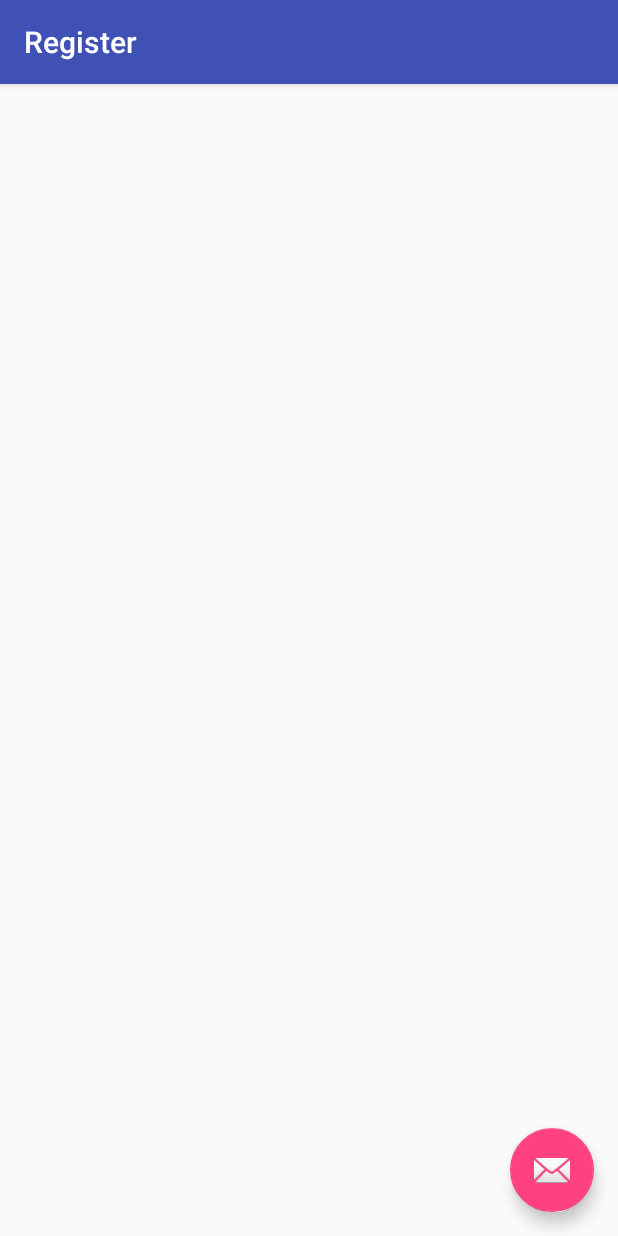
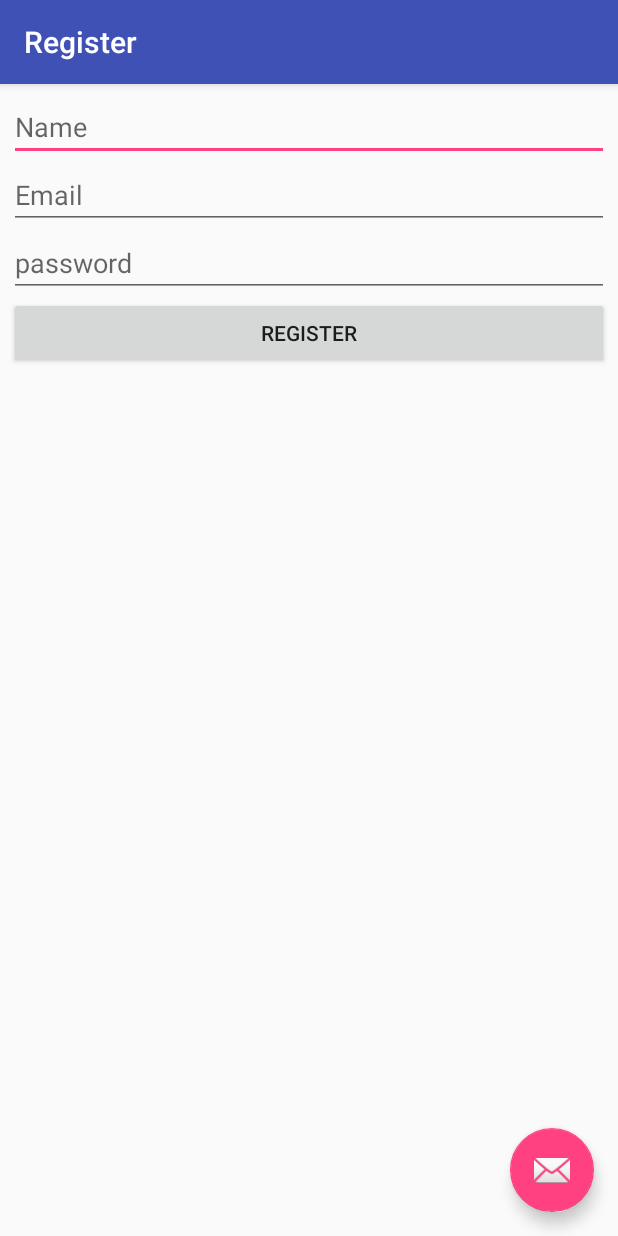
Before and after one commit to matiullah-karimi/Afghan-e-shopping, an Android app: the Register screen opened directly, with no data from a screen before it, on a phone screen of 412 x 824 dp. Run offline under Robolectric (Android 15) with nearby library versions, the phone set to English and light mode, and no system bars; libraries missing offline, so code that uses them is left out: com.loopj.android, cz.msebera.android.

Commit message:
register functionality added

```diff
--- a/app/src/main/java/com/matiullahkarimi/onlineshopping/Register.java
+++ b/app/src/main/java/com/matiullahkarimi/onlineshopping/Register.java
@@ -1,13 +1,25 @@
 package com.matiullahkarimi.onlineshopping;
 
+import android.content.Intent;
 import android.os.Bundle;
 import android.support.design.widget.FloatingActionButton;
 import android.support.design.widget.Snackbar;
 import android.support.v7.app.AppCompatActivity;
 import android.support.v7.widget.Toolbar;
 import android.view.View;
+import android.widget.*;
+
+import com.loopj.android.http.JsonHttpResponseHandler;
+
+import org.json.JSONObject;
+
+import cz.msebera.android.httpclient.Header;
 
 public class Register extends AppCompatActivity {
+
+    private Button btnRegister;
+    private EditText editName, editEmail, editPassword;
+    private Helper helper;
 
     @Override
     protected void onCreate(Bundle savedInstanceState) {
@@ -16,12 +28,55 @@ public class Register extends AppCompatActivity {
         Toolbar toolbar = (Toolbar) findViewById(R.id.toolbar);
         setSupportActionBar(toolbar);
 
-        FloatingActionButton fab = (FloatingActionButton) findViewById(R.id.fab);
-        fab.setOnClickListener(new View.OnClickListener() {
+        helper = new Helper();
+
+        btnRegister = (Button) findViewById(R.id.register_btn);
+        editName = (EditText) findViewById(R.id.name_edit);
+        editEmail = (EditText) findViewById(R.id.email_edit);
+        editPassword = (EditText) findViewById(R.id.password_edit);
+
+        final String name = editName.getText().toString();
+        final String email = editEmail.getText().toString();
+        final String password = editPassword.getText().toString();
+
+
+        btnRegister.setOnClickListener(new View.OnClickListener() {
             @Override
             public void onClick(View view) {
-                Snackbar.make(view, "Replace with your own action", Snackbar.LENGTH_LONG)
-                        .setAction("Action", null).show();
+                if(helper.isNetworkAvailable(Register.this)){
+                    register(name, email, password);
+                }
+                else {
+                    helper.toast(Register.this,"No internet connection");
+                }
+            }
+        });
+    }
+
+    private void register(String name, String email, String password) {
+        ProductClient clien = new ProductClient();
+        clien.register(name, email, password, new JsonHttpResponseHandler(){
+
+            @Override
+            public void onSuccess(int statusCode, Header[] headers, JSONObject response) {
+                super.onSuccess(statusCode, headers, response);
+
+                helper.toast(Register.this, "You have Registered Successfully");
+                Intent intent = new Intent(Register.this, Login.class);
+                startActivity(intent);
+            }
+
+            @Override
+            public void onFailure(int statusCode, Header[] headers, String responseString, Throwable throwable) {
+                super.onFailure(statusCode, headers, responseString, throwable);
+
+                helper.toast(Register.this, "Something went wrong");
+            }
+
+            @Override
+            public void onFailure(int statusCode, Header[] headers, Throwable throwable, JSONObject errorResponse) {
+                super.onFailure(statusCode, headers, throwable, errorResponse);
+                helper.toast(Register.this, "Something went wrong");
             }
         });
     }
--- a/app/src/main/res/layout/content_register.xml
+++ b/app/src/main/res/layout/content_register.xml
@@ -1,5 +1,5 @@
 <?xml version="1.0" encoding="utf-8"?>
-<RelativeLayout xmlns:android="http://schemas.android.com/apk/res/android"
+<LinearLayout xmlns:android="http://schemas.android.com/apk/res/android"
     xmlns:app="http://schemas.android.com/apk/res-auto"
     xmlns:tools="http://schemas.android.com/tools"
     android:layout_width="match_parent"
@@ -8,8 +8,38 @@
     android:paddingLeft="@dimen/activity_horizontal_margin"
     android:paddingRight="@dimen/activity_horizontal_margin"
     android:paddingTop="@dimen/activity_vertical_margin"
+    android:orientation="vertical"
     app:layout_behavior="@string/appbar_scrolling_view_behavior"
     tools:context="com.matiullahkarimi.onlineshopping.Register"
     tools:showIn="@layout/activity_register">
 
-</RelativeLayout>
+    <EditText
+        android:layout_width="match_parent"
+        android:layout_height="wrap_content"
+        android:inputType="textPersonName"
+        android:hint="Name"
+        android:ems="10"
+        android:id="@+id/name_edit" />
+
+    <EditText
+        android:layout_width="match_parent"
+        android:layout_height="wrap_content"
+        android:inputType="textEmailAddress"
+        android:ems="10"
+        android:hint="Email"
+        android:id="@+id/email_edit" />
+
+    <EditText
+        android:layout_width="match_parent"
+        android:layout_height="wrap_content"
+        android:inputType="textPassword"
+        android:ems="10"
+        android:hint="password"
+        android:id="@+id/password_edit" />
+
+    <Button
+        android:layout_width="match_parent"
+        android:layout_height="wrap_content"
+        android:text="Register"
+        android:id="@+id/register_btn" />
+</LinearLayout>
```
Also changed, not shown: app/src/main/java/com/matiullahkarimi/onlineshopping/ProductClient.java (+15 -0 lines).
